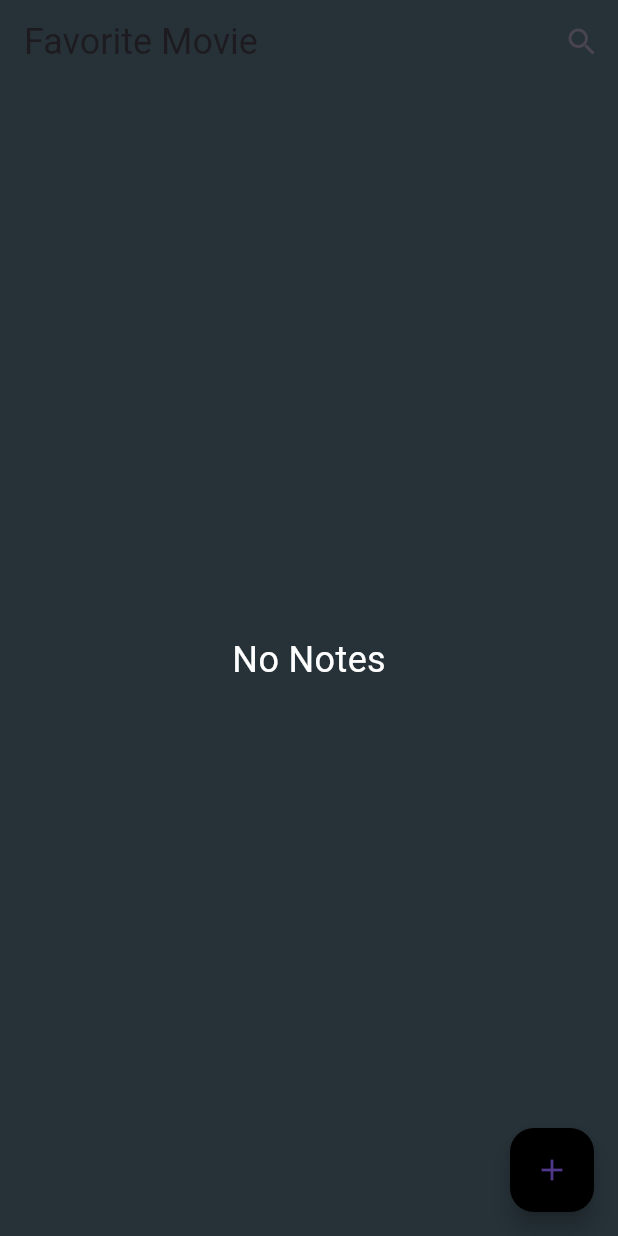
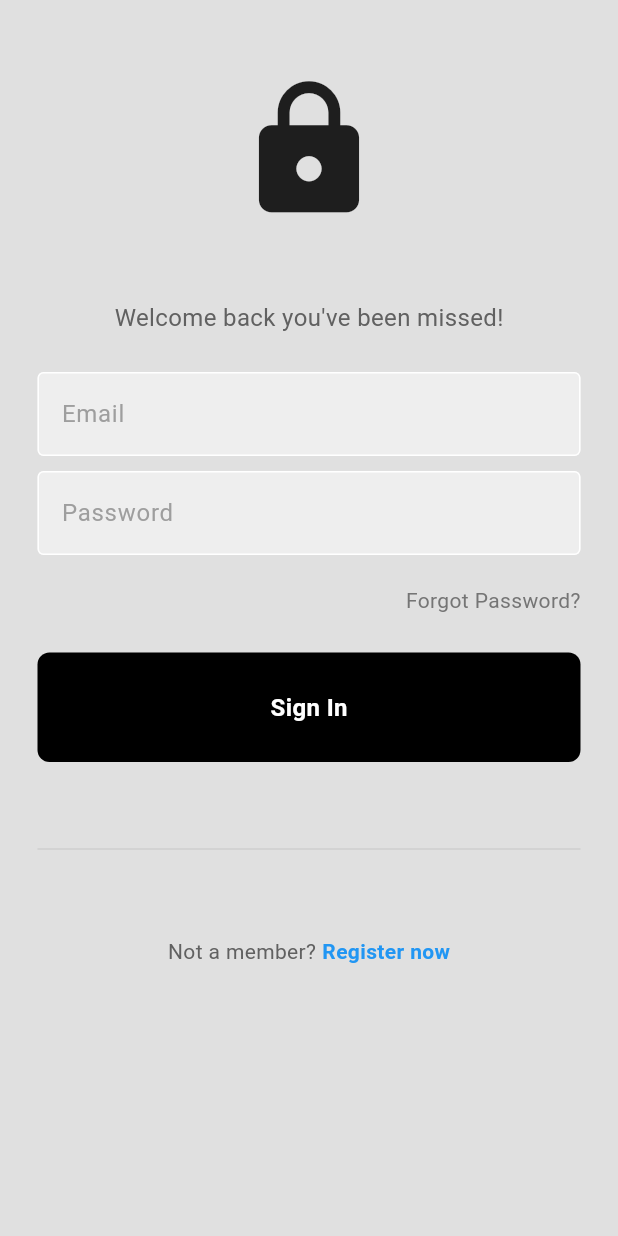
Before and after one commit to Trelel129/tamiyochi, a Flutter app: the screen it shows after launch, on a phone screen of 412 x 824 dp. Run offline on Flutter 3.47's test engine with Material 3 defaults, Android fonts, the phone set to English and light mode, and no system bars; our stand-ins replace firebase_auth, firebase_core, sqflite; accounts and stored records are empty.

Commit message:
feat: login and configure firebase auth

```diff
--- /dev/null
+++ b/lib/NotesMain.dart
@@ -0,0 +1,38 @@
+import 'package:flutter/material.dart';
+import 'package:flutter/services.dart';
+import 'package:firebase_core/firebase_core.dart';
+import 'firebase_options.dart';
+import 'package:tamiyochi/page/movie_page.dart';
+
+void notesMain() async {
+  WidgetsFlutterBinding.ensureInitialized();
+  await SystemChrome.setPreferredOrientations([
+    DeviceOrientation.portraitUp,
+    DeviceOrientation.portraitDown,
+  ]);
+  runApp(const NotesMainApp());
+}
+
+class NotesMainApp extends StatelessWidget {
+  static String title = 'Notes SQLite';
+
+  const NotesMainApp({super.key});
+
+  @override
+  Widget build(BuildContext context) {
+    return MaterialApp(
+      debugShowCheckedModeBanner: false,
+      title: title,
+      themeMode: ThemeMode.dark,
+      theme: ThemeData(
+        primaryColor: Colors.black,
+        scaffoldBackgroundColor: Colors.blueGrey.shade900,
+        appBarTheme: const AppBarTheme(
+          backgroundColor: Colors.transparent,
+          elevation: 0,
+        ),
+      ),
+      home: const MoviePage(),
+    );
+  }
+}
--- /dev/null
+++ b/lib/components/my_button.dart
@@ -0,0 +1,32 @@
+import 'package:flutter/material.dart';
+
+class MyButton extends StatelessWidget {
+  final Function()? onTap;
+
+  const MyButton({super.key, required this.onTap});
+
+  @override
+  Widget build(BuildContext context) {
+    return GestureDetector(
+      onTap: onTap,
+      child: Container(
+        padding: const EdgeInsets.all(25),
+        margin: const EdgeInsets.symmetric(horizontal: 25),
+        decoration: BoxDecoration(
+          color: Colors.black,
+          borderRadius: BorderRadius.circular(8),
+        ),
+        child: const Center(
+          child: Text(
+            "Sign In",
+            style: TextStyle(
+              color: Colors.white,
+              fontWeight: FontWeight.bold,
+              fontSize: 16,
+            ),
+          ),
+        ),
+      ),
+    );
+  }
+}
--- /dev/null
+++ b/lib/components/my_textfield.dart
@@ -0,0 +1,36 @@
+import 'package:flutter/material.dart';
+
+class MyTextField extends StatelessWidget {
+  final controller;
+  final String hintText;
+  final bool obscureText;
+
+  const MyTextField({
+    super.key,
+    required this.controller,
+    required this.hintText,
+    required this.obscureText,
+  });
+
+  @override
+  Widget build(BuildContext context) {
+    return Padding(
+      padding: const EdgeInsets.symmetric(horizontal: 25.0),
+      child: TextField(
+        controller: controller,
+        obscureText: obscureText,
+        decoration: InputDecoration(
+            enabledBorder: const OutlineInputBorder(
+              borderSide: BorderSide(color: Colors.white),
+            ),
+            focusedBorder: OutlineInputBorder(
+              borderSide: BorderSide(color: Colors.grey.shade400),
+            ),
+            fillColor: Colors.grey.shade200,
+            filled: true,
+            hintText: hintText,
+            hintStyle: TextStyle(color: Colors.grey[500])),
+      ),
+    );
+  }
+}
--- /dev/null
+++ b/lib/components/square_tile.dart
@@ -0,0 +1,25 @@
+import 'package:flutter/material.dart';
+
+class SquareTile extends StatelessWidget {
+  final String imagePath;
+  const SquareTile({
+    super.key,
+    required this.imagePath,
+  });
+
+  @override
+  Widget build(BuildContext context) {
+    return Container(
+      padding: EdgeInsets.all(20),
+      decoration: BoxDecoration(
+        border: Border.all(color: Colors.white),
+        borderRadius: BorderRadius.circular(16),
+        color: Colors.grey[200],
+      ),
+      child: Image.asset(
+        imagePath,
+        height: 40,
+      ),
+    );
+  }
+}
--- a/lib/main.dart
+++ b/lib/main.dart
@@ -1,36 +1,24 @@
 import 'package:flutter/material.dart';
-import 'package:flutter/services.dart';
-import 'package:tamiyochi/page/movie_page.dart';
+import 'package:tamiyochi/pages/auth_page.dart';
+import 'package:firebase_core/firebase_core.dart';
+import 'firebase_options.dart';
 
 void main() async {
   WidgetsFlutterBinding.ensureInitialized();
-  await SystemChrome.setPreferredOrientations([
-    DeviceOrientation.portraitUp,
-    DeviceOrientation.portraitDown,
-  ]);
-  runApp(const MainApp());
+  await Firebase.initializeApp(
+    options: DefaultFirebaseOptions.currentPlatform,
+  );
+  runApp(const MyApp());
 }
 
-class MainApp extends StatelessWidget {
-  static String title = 'Notes SQLite';
-
-  const MainApp({super.key});
+class MyApp extends StatelessWidget {
+  const MyApp({super.key});
 
   @override
   Widget build(BuildContext context) {
-    return MaterialApp(
+    return const MaterialApp(
       debugShowCheckedModeBanner: false,
-      title: title,
-      themeMode: ThemeMode.dark,
-      theme: ThemeData(
-        primaryColor: Colors.black,
-        scaffoldBackgroundColor: Colors.blueGrey.shade900,
-        appBarTheme: const AppBarTheme(
-          backgroundColor: Colors.transparent,
-          elevation: 0,
-        ),
-      ),
-      home: const MoviePage(),
+      home: AuthPage(),
     );
   }
 }
--- a/lib/page/movie_page.dart
+++ b/lib/page/movie_page.dart
@@ -1,3 +1,4 @@
+import 'package:firebase_auth/firebase_auth.dart';
 import 'package:flutter/material.dart';
 import 'package:flutter_staggered_grid_view/flutter_staggered_grid_view.dart';
 import 'package:tamiyochi/db/movies_database.dart';
@@ -16,6 +17,7 @@
 class _MoviePageState extends State<MoviePage> {
   late List<Movie> notes;
   bool isLoading = false;
+  final user = FirebaseAuth.instance.currentUser!;
 
   @override
   void initState() {
@@ -42,8 +44,8 @@
   @override
   Widget build(BuildContext context) => Scaffold(
         appBar: AppBar(
-          title: const Text(
-            'Favorite Movie',
+          title: Text(
+            "Favorite " + user.email! + " Movie",
             style: TextStyle(fontSize: 24),
           ),
           actions: const [Icon(Icons.search), SizedBox(width: 12)],
@@ -53,7 +55,7 @@
               ? const CircularProgressIndicator()
               : notes.isEmpty
                   ? const Text(
-                      'No Notes',
+                      'No Books',
                       style: TextStyle(color: Colors.white, fontSize: 24),
                     )
                   : buildNotes(),
--- /dev/null
+++ b/lib/pages/auth_page.dart
@@ -0,0 +1,29 @@
+import 'package:firebase_auth/firebase_auth.dart';
+import 'package:flutter/material.dart';
+import 'package:tamiyochi/NotesMain.dart';
+import 'package:tamiyochi/pages/login_page.dart';
+import 'home_page.dart';
+
+class AuthPage extends StatelessWidget {
+  const AuthPage({super.key});
+
+  @override
+  Widget build(BuildContext context) {
+    return Scaffold(
+      body: StreamBuilder<User?>(
+        stream: FirebaseAuth.instance.authStateChanges(),
+        builder: (context, snapshot) {
+          // user is logged in
+          if (snapshot.hasData) {
+            return NotesMainApp();
+          }
+
+          // user is NOT logged in
+          else {
+            return LoginPage();
+          }
+        },
+      ),
+    );
+  }
+}
--- /dev/null
+++ b/lib/pages/home_page.dart
@@ -0,0 +1,34 @@
+import 'package:firebase_auth/firebase_auth.dart';
+import 'package:flutter/material.dart';
+
+class HomePage extends StatelessWidget {
+  HomePage({super.key});
+
+  final user = FirebaseAuth.instance.currentUser!;
+
+  // sign user out method
+  void signUserOut() {
+    FirebaseAuth.instance.signOut();
+  }
+
+  @override
+  Widget build(BuildContext context) {
+    return Scaffold(
+      backgroundColor: Colors.grey[300],
+      appBar: AppBar(
+        backgroundColor: Colors.grey[900],
+        actions: [
+          IconButton(
+            onPressed: signUserOut,
+            icon: Icon(Icons.logout),
+          )
+        ],
+      ),
+      body: Center(
+          child: Text(
+            "Successfully Login As: " + user.email!,
+            style: TextStyle(fontSize: 20),
+          )),
+    );
+  }
+}
--- /dev/null
+++ b/lib/pages/login_page.dart
@@ -0,0 +1,168 @@
+import 'package:firebase_auth/firebase_auth.dart';
+import 'package:flutter/material.dart';
+import 'package:tamiyochi/components/my_button.dart';
+import 'package:tamiyochi/components/my_textfield.dart';
+import 'package:tamiyochi/components/square_tile.dart';
+
+class LoginPage extends StatefulWidget {
+  const LoginPage({super.key});
+
+  @override
+  State<LoginPage> createState() => _LoginPageState();
+}
+
+class _LoginPageState extends State<LoginPage> {
+  final emailController = TextEditingController();
+  final passwordController = TextEditingController();
+
+  String errorMessage = '';
+  void signUserIn() async {
+    showDialog(
+      context: context,
+      builder: (context) {
+        return const Center(
+          child: CircularProgressIndicator(),
+        );
+      },
+    );
+
+    try {
+      await FirebaseAuth.instance.signInWithEmailAndPassword(
+        email: emailController.text,
+        password: passwordController.text,
+      );
+      if (mounted) {
+        Navigator.pop(context);
+      }
+    } on FirebaseAuthException catch (e) {
+      if (mounted) {
+        Navigator.pop(context);
+      }
+
+      setState(() {
+          errorMessage = 'Email or password invalid';
+      });
+    }
+  }
+
+  @override
+  Widget build(BuildContext context) {
+    return Scaffold(
+      backgroundColor: Colors.grey[300],
+      body: SafeArea(
+        child: SingleChildScrollView(
+          child: Center(
+            child: Column(
+              mainAxisAlignment: MainAxisAlignment.center,
+              children: [
+                const SizedBox(height: 50),
+
+                // logo
+                const Icon(
+                  Icons.lock,
+                  size: 100,
+                ),
+
+                const SizedBox(height: 50),
+
+                Text(
+                  'Welcome back you\'ve been missed!',
+                  style: TextStyle(
+                    color: Colors.grey[700],
+                    fontSize: 16,
+                  ),
+                ),
+
+                const SizedBox(height: 25),
+                MyTextField(
+                  controller: emailController,
+                  hintText: 'Email',
+                  obscureText: false,
+                ),
+
+                const SizedBox(height: 10),
+                MyTextField(
+                  controller: passwordController,
+                  hintText: 'Password',
+                  obscureText: true,
+                ),
+
+                const SizedBox(height: 10),
+
+                if (errorMessage.isNotEmpty)
+                  Padding(
+                    padding: const EdgeInsets.symmetric(horizontal: 25.0),
+                    child: Text(
+                      errorMessage,
+                      style: TextStyle(color: Colors.red),
+                    ),
+                  ),
+
+                const SizedBox(height: 10),
+
+                // forgot password?
+                Padding(
+                  padding: const EdgeInsets.symmetric(horizontal: 25.0),
+                  child: Row(
+                    mainAxisAlignment: MainAxisAlignment.end,
+                    children: [
+                      Text(
+                        'Forgot Password?',
+                        style: TextStyle(color: Colors.grey[600]),
+                      ),
+                    ],
+                  ),
+                ),
+
+                const SizedBox(height: 25),
+
+                MyButton(
+                  onTap: signUserIn,
+                ),
+
+                const SizedBox(height: 50),
+                Padding(
+                  padding: const EdgeInsets.symmetric(horizontal: 25.0),
+                  child: Row(
+                    children: [
+                      Expanded(
+                        child: Divider(
+                          thickness: 0.5,
+                          color: Colors.grey[400],
+                        ),
+                      ),
+                      Expanded(
+                        child: Divider(
+                          thickness: 0.5,
+                          color: Colors.grey[400],
+                        ),
+                      ),
+                    ],
+                  ),
+                ),
+                const SizedBox(height: 50),
+                Row(
+                  mainAxisAlignment: MainAxisAlignment.center,
+                  children: [
+                    Text(
+                      'Not a member?',
+                      style: TextStyle(color: Colors.grey[700]),
+                    ),
+                    const SizedBox(width: 4),
+                    const Text(
+                      'Register now',
+                      style: TextStyle(
+                        color: Colors.blue,
+                        fontWeight: FontWeight.bold,
+                      ),
+                    ),
+                  ],
+                )
+              ],
+            ),
+          ),
+        ),
+      ),
+    );
+  }
+}
```
Also changed, not shown: firebase.json (added), lib/firebase_options.dart, 3 other files.
